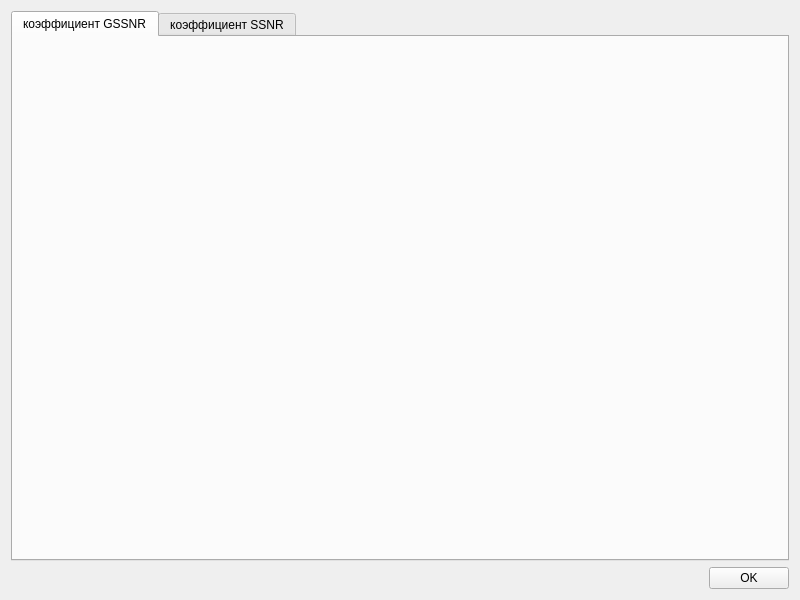
This is src/ui/analysis.ui in BigSickMind/frequency-analysis as Qt 5 draws it before an edit. The edited form follows.
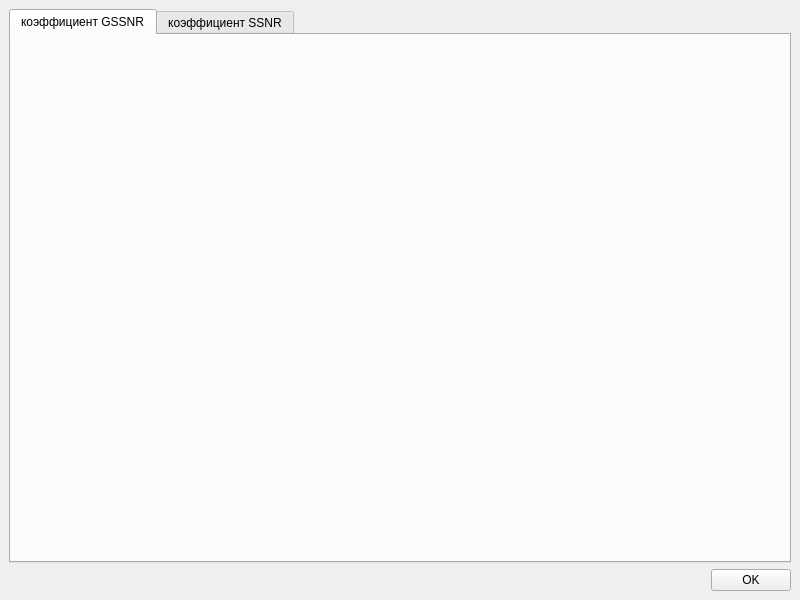
This is the edited form. Icons and pictures are not drawn.

Diff of the .ui file:
```diff
--- a/src/ui/analysis.ui
+++ b/src/ui/analysis.ui
@@ -1,10 +1,7 @@
 <?xml version="1.0" encoding="UTF-8"?>
 <ui version="4.0">
  <class>FrameAnalysis</class>
- <widget class="QWidget" name="FrameAnalysis">
-  <property name="windowModality">
-   <enum>Qt::ApplicationModal</enum>
-  </property>
+ <widget class="QMainWindow" name="FrameAnalysis">
   <property name="geometry">
    <rect>
     <x>0</x>
@@ -26,7 +23,8 @@
    <iconset>
     <normaloff>../icons/analysis.png</normaloff>../icons/analysis.png</iconset>
   </property>
-  <layout class="QVBoxLayout" name="imageLayout" stretch="12,1">
+  <widget class="QWidget" name="centralwidget">
+   <layout class="QVBoxLayout" name="verticalLayout" stretch="12,1">
    <item>
     <widget class="QTabWidget" name="tabAnalysis">
      <property name="font">
@@ -87,6 +85,7 @@
     </layout>
    </item>
   </layout>
+  </widget>
  </widget>
  <resources/>
  <connections/>
```
Lines whose indentation alone changed are shown as unchanged.
